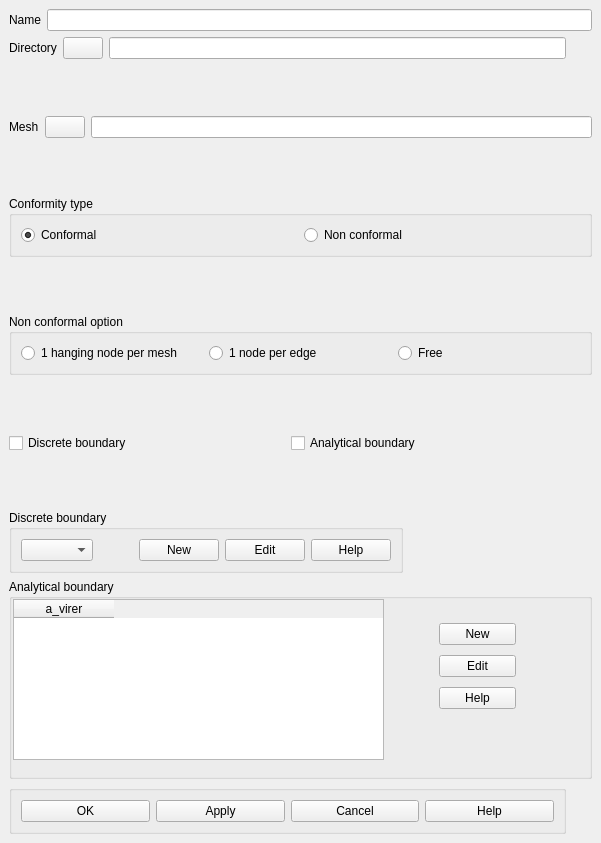
Above: src/HOMARDGUI/CreateCase.ui from SalomePlatform/homard before the change. Below: the same form after it.
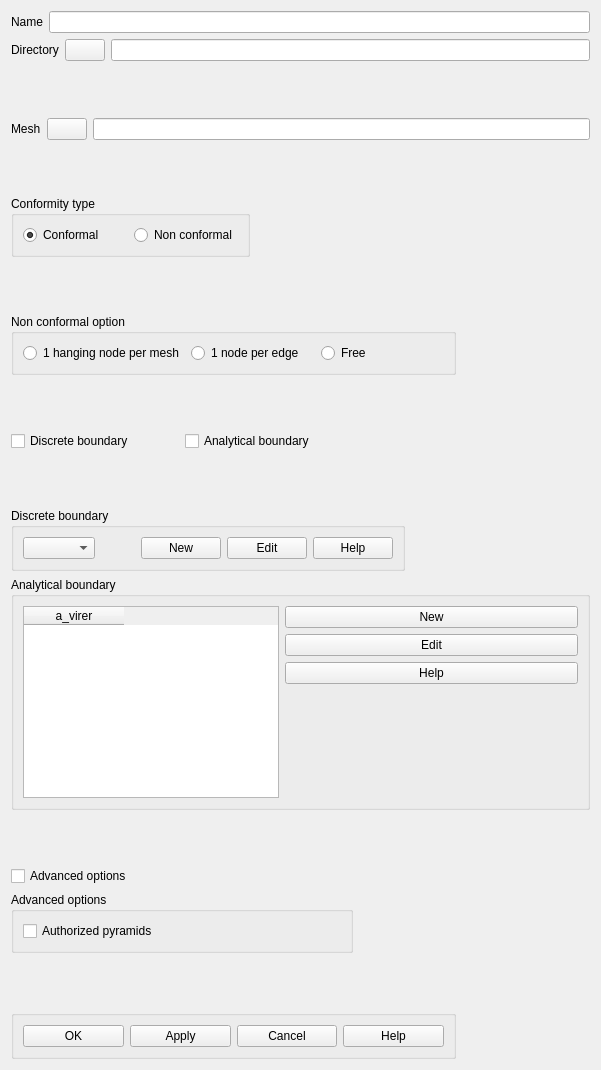
That is the form after the change.

Diff of the .ui file:
```diff
--- a/src/HOMARDGUI/CreateCase.ui
+++ b/src/HOMARDGUI/CreateCase.ui
@@ -1,18 +1,16 @@
 <ui version="4.0" >
  <class>CreateCase</class>
- <widget class="QDialog" name="CreateCase" >
-  <property name="geometry" >
+ <widget class="QDialog" name="CreateCase">
+  <property name="geometry">
    <rect>
     <x>0</x>
     <y>0</y>
     <width>601</width>
-    <height>843</height>
+    <height>1070</height>
    </rect>
   </property>
-  <property name="sizePolicy" >
-   <sizepolicy>
-    <hsizetype>0</hsizetype>
-    <vsizetype>0</vsizetype>
+  <property name="sizePolicy">
+   <sizepolicy hsizetype="Fixed" vsizetype="Fixed">
     <horstretch>0</horstretch>
     <verstretch>0</verstretch>
    </sizepolicy>
@@ -23,107 +21,269 @@
   <property name="autoFillBackground" >
    <bool>true</bool>
   </property>
-  <layout class="QGridLayout" >
-   <property name="margin" >
-    <number>9</number>
-   </property>
-   <property name="spacing" >
-    <number>6</number>
-   </property>
-   <item row="12" column="0" colspan="2" >
-    <widget class="QGroupBox" name="GBBoundaryA" >
-     <property name="minimumSize" >
+  <layout class="QGridLayout" name="gridLayout_2">
+   <item row="0" column="0" colspan="4">
+    <layout class="QHBoxLayout">
+     <property name="spacing">
+      <number>6</number>
+     </property>
+     <property name="margin">
+      <number>0</number>
+     </property>
+     <item>
+      <widget class="QLabel" name="Name">
+       <property name="text">
+        <string>Name</string>
+       </property>
+      </widget>
+     </item>
+     <item>
+      <widget class="QLineEdit" name="LECaseName">
+       <property name="minimumSize">
+        <size>
+         <width>382</width>
+         <height>21</height>
+        </size>
+       </property>
+      </widget>
+     </item>
+    </layout>
+   </item>
+   <item row="1" column="0" colspan="4">
+    <layout class="QHBoxLayout">
+     <property name="spacing">
+      <number>6</number>
+     </property>
+     <property name="margin">
+      <number>0</number>
+     </property>
+     <item>
+      <widget class="QLabel" name="Directory">
+       <property name="text">
+        <string>Directory</string>
+       </property>
+      </widget>
+     </item>
+     <item>
+      <widget class="QPushButton" name="PushDir">
+       <property name="text">
+        <string/>
+       </property>
+       <property name="autoDefault">
+        <bool>false</bool>
+       </property>
+      </widget>
+     </item>
+     <item>
+      <widget class="QLineEdit" name="LEDirName">
+       <property name="minimumSize">
+        <size>
+         <width>382</width>
+         <height>21</height>
+        </size>
+       </property>
+      </widget>
+     </item>
+    </layout>
+   </item>
+   <item row="2" column="1">
+    <spacer>
+     <property name="orientation">
+      <enum>Qt::Vertical</enum>
+     </property>
+     <property name="sizeHint" stdset="0">
       <size>
-       <width>548</width>
-       <height>200</height>
+       <width>20</width>
+       <height>18</height>
       </size>
      </property>
-     <property name="title" >
-      <string>Analytical boundary</string>
+    </spacer>
+   </item>
+   <item row="3" column="0" colspan="4">
+    <layout class="QHBoxLayout">
+     <property name="spacing">
+      <number>6</number>
      </property>
-     <widget class="QTableWidget" name="TWBoundary" >
-      <property name="geometry" >
-       <rect>
-        <x>4</x>
-        <y>20</y>
-        <width>371</width>
-        <height>161</height>
-       </rect>
+     <property name="margin">
+      <number>0</number>
+     </property>
+     <item>
+      <widget class="QLabel" name="Mesh_2">
+       <property name="text">
+        <string>Mesh</string>
+       </property>
+      </widget>
+     </item>
+     <item>
+      <widget class="QPushButton" name="PushFichier">
+       <property name="text">
+        <string/>
+       </property>
+       <property name="autoDefault">
+        <bool>false</bool>
+       </property>
+      </widget>
+     </item>
+     <item>
+      <widget class="QLineEdit" name="LEFileName">
+       <property name="minimumSize">
+        <size>
+         <width>382</width>
+         <height>21</height>
+        </size>
+       </property>
+      </widget>
+     </item>
+    </layout>
+   </item>
+   <item row="4" column="1" colspan="3">
+    <spacer>
+     <property name="orientation">
+      <enum>Qt::Vertical</enum>
+     </property>
+     <property name="sizeHint" stdset="0">
+      <size>
+       <width>20</width>
+       <height>0</height>
+      </size>
+     </property>
+    </spacer>
+   </item>
+   <item row="5" column="0">
+    <widget class="QGroupBox" name="GBTypeConf">
+     <property name="title">
+      <string>Conformity type</string>
+     </property>
+     <layout class="QHBoxLayout">
+      <property name="spacing">
+       <number>6</number>
       </property>
-      <property name="editTriggers" >
-       <set>QAbstractItemView::AnyKeyPressed|QAbstractItemView::DoubleClicked|QAbstractItemView::EditKeyPressed|QAbstractItemView::NoEditTriggers|QAbstractItemView::SelectedClicked</set>
+      <property name="margin">
+       <number>9</number>
       </property>
-      <property name="showGrid" >
-       <bool>true</bool>
+      <item>
+       <widget class="QRadioButton" name="RBConforme">
+        <property name="text">
+         <string>Conformal</string>
+        </property>
+        <property name="checked">
+         <bool>true</bool>
+        </property>
+       </widget>
+      </item>
+      <item>
+       <widget class="QRadioButton" name="RBNonConforme">
+        <property name="text">
+         <string>Non conformal</string>
+        </property>
+       </widget>
+      </item>
+     </layout>
+    </widget>
+   </item>
+   <item row="6" column="1">
+    <spacer>
+     <property name="orientation">
+      <enum>Qt::Vertical</enum>
+     </property>
+     <property name="sizeHint" stdset="0">
+      <size>
+       <width>20</width>
+       <height>1</height>
+      </size>
+     </property>
+    </spacer>
+   </item>
+   <item row="7" column="0" colspan="3">
+    <widget class="QGroupBox" name="GBTypeNoConf">
+     <property name="title">
+      <string>Non conformal option</string>
+     </property>
+     <layout class="QHBoxLayout">
+      <property name="spacing">
+       <number>6</number>
       </property>
-      <property name="rowCount" >
-       <number>0</number>
+      <property name="margin">
+       <number>9</number>
       </property>
-      <property name="columnCount" >
-       <number>1</number>
-      </property>
-      <column>
-       <property name="text" >
-        <string>a_virer</string>
+      <item>
+       <widget class="QRadioButton" name="RB1NpM">
+        <property name="text">
+         <string>1 hanging node per mesh</string>
+        </property>
+       </widget>
+      </item>
+      <item>
+       <widget class="QRadioButton" name="RB1NpA">
+        <property name="text">
+         <string>1 node per edge</string>
+        </property>
+       </widget>
+      </item>
+      <item>
+       <widget class="QRadioButton" name="RBQuelconque">
+        <property name="text">
+         <string>Free</string>
+        </property>
+       </widget>
+      </item>
+     </layout>
+    </widget>
+   </item>
+   <item row="8" column="1" colspan="3">
+    <spacer>
+     <property name="orientation">
+      <enum>Qt::Vertical</enum>
+     </property>
+     <property name="sizeHint" stdset="0">
+      <size>
+       <width>20</width>
+       <height>0</height>
+      </size>
+     </property>
+    </spacer>
+   </item>
+   <item row="9" column="0" colspan="2">
+    <layout class="QHBoxLayout">
+     <property name="spacing">
+      <number>6</number>
+     </property>
+     <property name="margin">
+      <number>0</number>
+     </property>
+     <item>
+      <widget class="QCheckBox" name="CBBoundaryD">
+       <property name="text">
+        <string>Discrete boundary</string>
        </property>
-      </column>
-     </widget>
-     <widget class="QWidget" name="layoutWidget" >
-      <property name="geometry" >
-       <rect>
-        <x>430</x>
-        <y>40</y>
-        <width>77</width>
-        <height>95</height>
-       </rect>
-      </property>
-      <layout class="QGridLayout" >
-       <property name="margin" >
-        <number>0</number>
+      </widget>
+     </item>
+     <item>
+      <widget class="QCheckBox" name="CBBoundaryA">
+       <property name="text">
+        <string>Analytical boundary</string>
        </property>
-       <property name="spacing" >
-        <number>6</number>
-       </property>
-       <item row="1" column="0" >
-        <widget class="QPushButton" name="PBBoundaryAnEdit" >
-         <property name="text" >
-          <string>Edit</string>
-         </property>
-         <property name="autoDefault" >
-          <bool>false</bool>
-         </property>
-        </widget>
-       </item>
-       <item row="0" column="0" >
-        <widget class="QPushButton" name="PBBoundaryAnNew" >
-         <property name="text" >
-          <string>New</string>
-         </property>
-         <property name="autoDefault" >
-          <bool>false</bool>
-         </property>
-        </widget>
-       </item>
-       <item row="2" column="0" >
-        <widget class="QPushButton" name="PBBoundaryAnHelp" >
-         <property name="text" >
-          <string>Help</string>
-         </property>
-         <property name="autoDefault" >
-          <bool>false</bool>
-         </property>
-        </widget>
-       </item>
-      </layout>
-     </widget>
-    </widget>
+      </widget>
+     </item>
+    </layout>
    </item>
-   <item row="11" column="0" >
-    <widget class="QGroupBox" name="GBBoundaryD" >
-     <property name="sizePolicy" >
-      <sizepolicy>
-       <hsizetype>0</hsizetype>
-       <vsizetype>0</vsizetype>
+   <item row="10" column="1">
+    <spacer>
+     <property name="orientation">
+      <enum>Qt::Vertical</enum>
+     </property>
+     <property name="sizeHint" stdset="0">
+      <size>
+       <width>20</width>
+       <height>2</height>
+      </size>
+     </property>
+    </spacer>
+   </item>
+   <item row="11" column="0" colspan="3">
+    <widget class="QGroupBox" name="GBBoundaryD">
+     <property name="sizePolicy">
+      <sizepolicy hsizetype="Fixed" vsizetype="Fixed">
        <horstretch>0</horstretch>
        <verstretch>0</verstretch>
       </sizepolicy>
@@ -131,16 +291,16 @@
      <property name="title" >
       <string>Discrete boundary</string>
      </property>
-     <layout class="QGridLayout" >
-      <property name="margin" >
+     <layout class="QGridLayout">
+      <property name="margin">
        <number>9</number>
       </property>
       <property name="spacing" >
        <number>6</number>
       </property>
-      <item row="0" column="3" >
-       <widget class="QPushButton" name="PBBoundaryDiEdit" >
-        <property name="text" >
+      <item row="0" column="3">
+       <widget class="QPushButton" name="PBBoundaryDiEdit">
+        <property name="text">
          <string>Edit</string>
         </property>
         <property name="autoDefault" >
@@ -148,9 +308,9 @@
         </property>
        </widget>
       </item>
-      <item row="0" column="2" >
-       <widget class="QPushButton" name="PBBoundaryDiNew" >
-        <property name="text" >
+      <item row="0" column="2">
+       <widget class="QPushButton" name="PBBoundaryDiNew">
+        <property name="text">
          <string>New</string>
         </property>
         <property name="autoDefault" >
@@ -158,9 +318,9 @@
         </property>
        </widget>
       </item>
-      <item row="0" column="0" >
-       <widget class="QComboBox" name="CBBoundaryDi" >
-        <property name="currentIndex" >
+      <item row="0" column="0">
+       <widget class="QComboBox" name="CBBoundaryDi">
+        <property name="currentIndex">
          <number>-1</number>
         </property>
         <property name="sizeAdjustPolicy" >
@@ -168,15 +328,15 @@
         </property>
        </widget>
       </item>
-      <item row="0" column="1" >
+      <item row="0" column="1">
        <spacer>
-        <property name="orientation" >
+        <property name="orientation">
          <enum>Qt::Horizontal</enum>
         </property>
-        <property name="sizeType" >
+        <property name="sizeType">
          <enum>QSizePolicy::Fixed</enum>
         </property>
-        <property name="sizeHint" >
+        <property name="sizeHint" stdset="0">
          <size>
           <width>40</width>
           <height>13</height>
@@ -184,9 +344,9 @@
         </property>
        </spacer>
       </item>
-      <item row="0" column="4" >
-       <widget class="QPushButton" name="PBBoundaryDiHelp" >
-        <property name="text" >
+      <item row="0" column="4">
+       <widget class="QPushButton" name="PBBoundaryDiHelp">
+        <property name="text">
          <string>Help</string>
         </property>
         <property name="autoDefault" >
@@ -197,21 +357,162 @@
      </layout>
     </widget>
    </item>
-   <item row="13" column="0" >
-    <widget class="QGroupBox" name="GroupButtons" >
-     <property name="title" >
+   <item row="12" column="0" colspan="4">
+    <widget class="QGroupBox" name="GBBoundaryA">
+     <property name="minimumSize">
+      <size>
+       <width>548</width>
+       <height>200</height>
+      </size>
+     </property>
+     <property name="title">
+      <string>Analytical boundary</string>
+     </property>
+     <layout class="QFormLayout" name="formLayout">
+      <item row="0" column="0">
+       <widget class="QTableWidget" name="TWBoundary">
+        <property name="editTriggers">
+         <set>QAbstractItemView::AnyKeyPressed|QAbstractItemView::DoubleClicked|QAbstractItemView::EditKeyPressed|QAbstractItemView::SelectedClicked</set>
+        </property>
+        <property name="showGrid">
+         <bool>true</bool>
+        </property>
+        <property name="rowCount">
+         <number>0</number>
+        </property>
+        <property name="columnCount">
+         <number>1</number>
+        </property>
+        <column>
+         <property name="text">
+          <string>a_virer</string>
+         </property>
+        </column>
+       </widget>
+      </item>
+      <item row="0" column="1">
+       <layout class="QGridLayout">
+        <property name="margin">
+         <number>0</number>
+        </property>
+        <property name="spacing">
+         <number>6</number>
+        </property>
+        <item row="1" column="0">
+         <widget class="QPushButton" name="PBBoundaryAnEdit">
+          <property name="text">
+           <string>Edit</string>
+          </property>
+          <property name="autoDefault">
+           <bool>false</bool>
+          </property>
+         </widget>
+        </item>
+        <item row="0" column="0">
+         <widget class="QPushButton" name="PBBoundaryAnNew">
+          <property name="text">
+           <string>New</string>
+          </property>
+          <property name="autoDefault">
+           <bool>false</bool>
+          </property>
+         </widget>
+        </item>
+        <item row="2" column="0">
+         <widget class="QPushButton" name="PBBoundaryAnHelp">
+          <property name="text">
+           <string>Help</string>
+          </property>
+          <property name="autoDefault">
+           <bool>false</bool>
+          </property>
+         </widget>
+        </item>
+       </layout>
+      </item>
+     </layout>
+    </widget>
+   </item>
+   <item row="13" column="0">
+    <spacer name="spacer">
+     <property name="orientation">
+      <enum>Qt::Vertical</enum>
+     </property>
+     <property name="sizeHint" stdset="0">
+      <size>
+       <width>239</width>
+       <height>41</height>
+      </size>
+     </property>
+    </spacer>
+   </item>
+   <item row="14" column="0">
+    <widget class="QCheckBox" name="CBAdvanced">
+     <property name="text">
+      <string>Advanced options</string>
+     </property>
+    </widget>
+   </item>
+   <item row="15" column="0" colspan="2">
+    <widget class="QGroupBox" name="GBAdvancedOptions">
+     <property name="title">
+      <string>Advanced options</string>
+     </property>
+     <layout class="QGridLayout" name="gridLayout">
+      <item row="0" column="0">
+       <widget class="QCheckBox" name="CBPyramid">
+        <property name="text">
+         <string>Authorized pyramids</string>
+        </property>
+       </widget>
+      </item>
+     </layout>
+    </widget>
+   </item>
+   <item row="15" column="2" colspan="2">
+    <spacer name="spacer_3">
+     <property name="orientation">
+      <enum>Qt::Horizontal</enum>
+     </property>
+     <property name="sizeType">
+      <enum>QSizePolicy::Fixed</enum>
+     </property>
+     <property name="sizeHint" stdset="0">
+      <size>
+       <width>128</width>
+       <height>13</height>
+      </size>
+     </property>
+    </spacer>
+   </item>
+   <item row="16" column="0" colspan="2">
+    <spacer name="spacer_4">
+     <property name="orientation">
+      <enum>Qt::Vertical</enum>
+     </property>
+     <property name="sizeHint" stdset="0">
+      <size>
+       <width>239</width>
+       <height>41</height>
+      </size>
+     </property>
+    </spacer>
+   </item>
+   <item row="17" column="0" colspan="3">
+    <widget class="QGroupBox" name="GroupButtons">
+     <property name="title">
       <string/>
      </property>
-     <layout class="QGridLayout" >
-      <property name="margin" >
+     <layout class="QGridLayout">
+      <property name="margin">
        <number>9</number>
       </property>
       <property name="spacing" >
        <number>6</number>
       </property>
-      <item row="0" column="3" >
-       <widget class="QPushButton" name="buttonHelp" >
-        <property name="text" >
+      <item row="0" column="4">
+       <widget class="QPushButton" name="buttonHelp">
+        <property name="text">
          <string>Help</string>
         </property>
         <property name="autoDefault" >
@@ -219,19 +520,9 @@
         </property>
        </widget>
       </item>
-      <item row="0" column="2" >
-       <widget class="QPushButton" name="buttonCancel" >
-        <property name="text" >
-         <string>Cancel</string>
-        </property>
-        <property name="autoDefault" >
-         <bool>false</bool>
-        </property>
-       </widget>
-      </item>
-      <item row="0" column="1" >
-       <widget class="QPushButton" name="buttonApply" >
-        <property name="text" >
+      <item row="0" column="1">
+       <widget class="QPushButton" name="buttonApply">
+        <property name="text">
          <string>Apply</string>
         </property>
         <property name="autoDefault" >
@@ -239,9 +530,9 @@
         </property>
        </widget>
       </item>
-      <item row="0" column="0" >
-       <widget class="QPushButton" name="buttonOk" >
-        <property name="text" >
+      <item row="0" column="0">
+       <widget class="QPushButton" name="buttonOk">
+        <property name="text">
          <string>OK</string>
         </property>
         <property name="autoDefault" >
@@ -249,263 +540,31 @@
         </property>
        </widget>
       </item>
-     </layout>
-    </widget>
-   </item>
-   <item row="9" column="0" >
-    <layout class="QHBoxLayout" >
-     <property name="margin" >
-      <number>0</number>
-     </property>
-     <property name="spacing" >
-      <number>6</number>
-     </property>
-     <item>
-      <widget class="QCheckBox" name="CBBoundaryD" >
-       <property name="text" >
-        <string>Discrete boundary</string>
-       </property>
-      </widget>
-     </item>
-     <item>
-      <widget class="QCheckBox" name="CBBoundaryA" >
-       <property name="text" >
-        <string>Analytical boundary</string>
-       </property>
-      </widget>
-     </item>
-    </layout>
-   </item>
-   <item row="0" column="0" colspan="2" >
-    <layout class="QHBoxLayout" >
-     <property name="margin" >
-      <number>0</number>
-     </property>
-     <property name="spacing" >
-      <number>6</number>
-     </property>
-     <item>
-      <widget class="QLabel" name="Name" >
-       <property name="text" >
-        <string>Name</string>
-       </property>
-      </widget>
-     </item>
-     <item>
-      <widget class="QLineEdit" name="LECaseName" >
-       <property name="minimumSize" >
-        <size>
-         <width>382</width>
-         <height>21</height>
-        </size>
-       </property>
-      </widget>
-     </item>
-    </layout>
-   </item>
-   <item row="1" column="0" >
-    <layout class="QHBoxLayout" >
-     <property name="margin" >
-      <number>0</number>
-     </property>
-     <property name="spacing" >
-      <number>6</number>
-     </property>
-     <item>
-      <widget class="QLabel" name="Directory" >
-       <property name="text" >
-        <string>Directory</string>
-       </property>
-      </widget>
-     </item>
-     <item>
-      <widget class="QPushButton" name="PushDir" >
-       <property name="text" >
-        <string/>
-       </property>
-       <property name="autoDefault" >
-        <bool>false</bool>
-       </property>
-      </widget>
-     </item>
-     <item>
-      <widget class="QLineEdit" name="LEDirName" >
-       <property name="minimumSize" >
-        <size>
-         <width>382</width>
-         <height>21</height>
-        </size>
-       </property>
-      </widget>
-     </item>
-    </layout>
-   </item>
-   <item row="3" column="0" colspan="2" >
-    <layout class="QHBoxLayout" >
-     <property name="margin" >
-      <number>0</number>
-     </property>
-     <property name="spacing" >
-      <number>6</number>
-     </property>
-     <item>
-      <widget class="QLabel" name="Mesh_2" >
-       <property name="text" >
-        <string>Mesh</string>
-       </property>
-      </widget>
-     </item>
-     <item>
-      <widget class="QPushButton" name="PushFichier" >
-       <property name="text" >
-        <string/>
-       </property>
-       <property name="autoDefault" >
-        <bool>false</bool>
-       </property>
-      </widget>
-     </item>
-     <item>
-      <widget class="QLineEdit" name="LEFileName" >
-       <property name="minimumSize" >
-        <size>
-         <width>382</width>
-         <height>21</height>
-        </size>
-       </property>
-      </widget>
-     </item>
-    </layout>
-   </item>
-   <item row="4" column="0" >
-    <spacer>
-     <property name="orientation" >
-      <enum>Qt::Vertical</enum>
-     </property>
-     <property name="sizeHint" >
-      <size>
-       <width>20</width>
-       <height>0</height>
-      </size>
-     </property>
-    </spacer>
-   </item>
-   <item row="5" column="0" colspan="2" >
-    <widget class="QGroupBox" name="GBTypeConf" >
-     <property name="title" >
-      <string>Conformity type</string>
-     </property>
-     <layout class="QHBoxLayout" >
-      <property name="margin" >
-       <number>9</number>
-      </property>
-      <property name="spacing" >
-       <number>6</number>
-      </property>
-      <item>
-       <widget class="QRadioButton" name="RBConforme" >
-        <property name="text" >
-         <string>Conformal</string>
+      <item row="0" column="2">
+       <widget class="QPushButton" name="buttonCancel">
+        <property name="text">
+         <string>Cancel</string>
         </property>
-        <property name="checked" >
-         <bool>true</bool>
+        <property name="autoDefault">
+         <bool>false</bool>
         </property>
        </widget>
       </item>
-      <item>
-       <widget class="QRadioButton" name="RBNonConforme" >
-        <property name="text" >
-         <string>Non conformal</string>
-        </property>
-       </widget>
-      </item>
      </layout>
     </widget>
    </item>
-   <item row="6" column="0" >
-    <spacer>
-     <property name="orientation" >
-      <enum>Qt::Vertical</enum>
+   <item row="17" column="3">
+    <spacer name="spacer_2">
+     <property name="orientation">
+      <enum>Qt::Horizontal</enum>
      </property>
-     <property name="sizeHint" >
-      <size>
-       <width>20</width>
-       <height>1</height>
-      </size>
+     <property name="sizeType">
+      <enum>QSizePolicy::Fixed</enum>
      </property>
-    </spacer>
-   </item>
-   <item row="7" column="0" colspan="2" >
-    <widget class="QGroupBox" name="GBTypeNoConf" >
-     <property name="title" >
-      <string>Non conformal option</string>
-     </property>
-     <layout class="QHBoxLayout" >
-      <property name="margin" >
-       <number>9</number>
-      </property>
-      <property name="spacing" >
-       <number>6</number>
-      </property>
-      <item>
-       <widget class="QRadioButton" name="RB1NpM" >
-        <property name="text" >
-         <string>1 hanging node per mesh</string>
-        </property>
-       </widget>
-      </item>
-      <item>
-       <widget class="QRadioButton" name="RB1NpA" >
-        <property name="text" >
-         <string>1 node per edge</string>
-        </property>
-       </widget>
-      </item>
-      <item>
-       <widget class="QRadioButton" name="RBQuelconque" >
-        <property name="text" >
-         <string>Free</string>
-        </property>
-       </widget>
-      </item>
-     </layout>
-    </widget>
-   </item>
-   <item row="8" column="0" >
-    <spacer>
-     <property name="orientation" >
-      <enum>Qt::Vertical</enum>
-     </property>
-     <property name="sizeHint" >
+     <property name="sizeHint" stdset="0">
       <size>
-       <width>20</width>
-       <height>0</height>
-      </size>
-     </property>
-    </spacer>
-   </item>
-   <item row="10" column="0" >
-    <spacer>
-     <property name="orientation" >
-      <enum>Qt::Vertical</enum>
-     </property>
-     <property name="sizeHint" >
-      <size>
-       <width>20</width>
-       <height>2</height>
-      </size>
-     </property>
-    </spacer>
-   </item>
-   <item row="2" column="1" >
-    <spacer>
-     <property name="orientation" >
-      <enum>Qt::Vertical</enum>
-     </property>
-     <property name="sizeHint" >
-      <size>
-       <width>20</width>
-       <height>18</height>
+       <width>128</width>
+       <height>25</height>
       </size>
      </property>
     </spacer>
```
Left out of the diff: 27 changed lines with no effect on the pictures.
